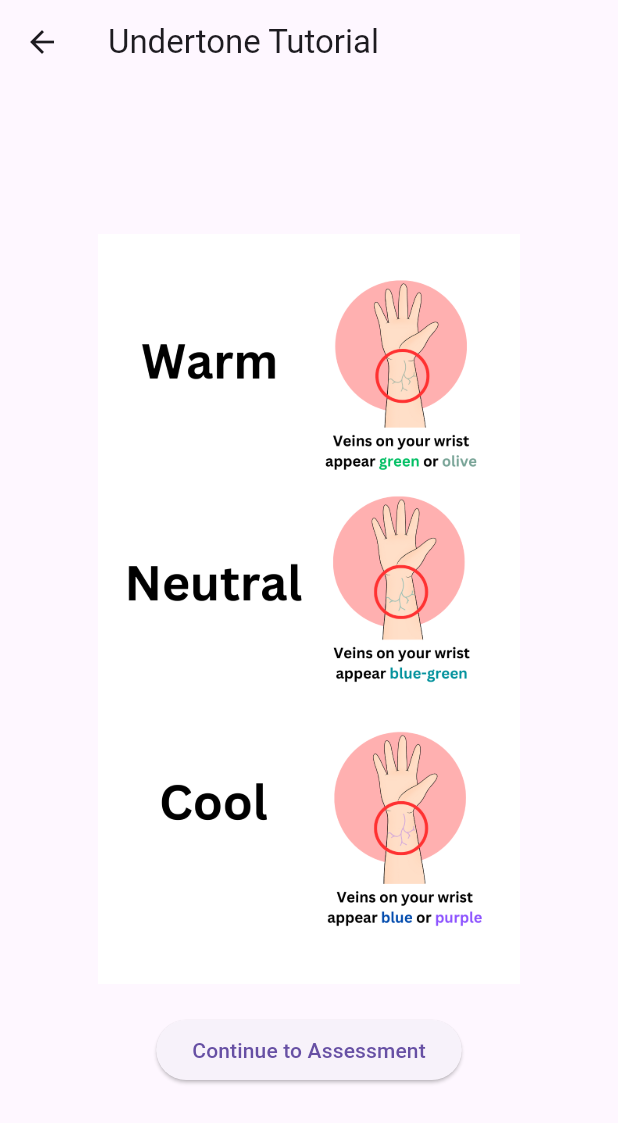
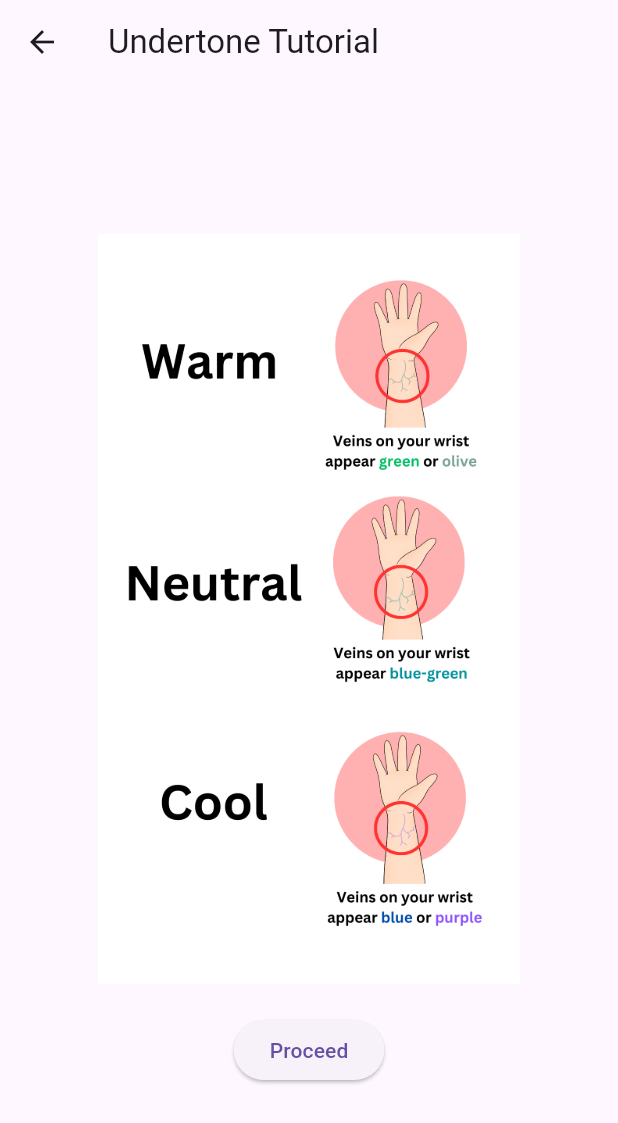
Before and after one commit to kwienyu/GlamourApp, a Flutter app: the UndertoneTutorial screen opened directly, on a phone screen of 412 x 824 dp. Shown: the top 1123 px of the screen. Run offline on Flutter 3.47's test engine with Material 3 defaults, Android fonts, the phone set to English and light mode, and no system bars.

Commit message:
Fixed Undertone Page and navigation

```diff
--- a/lib/undertone_tutorial.dart
+++ b/lib/undertone_tutorial.dart
@@ -24,7 +24,7 @@ class UndertoneTutorial extends StatelessWidget {
                     ),
                   );
                 },
-                child: const Text("Continue to Assessment"),
+                child: const Text("Proceed"),
               ),
             ],
           ),
```
